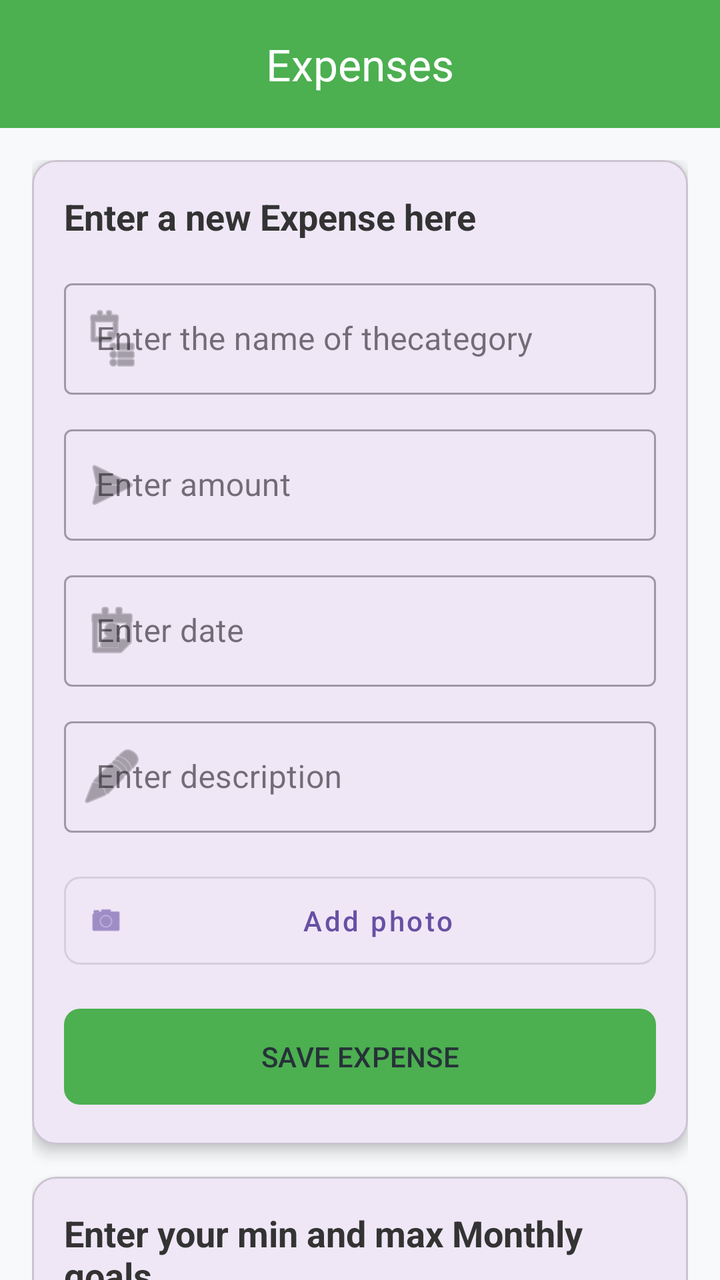
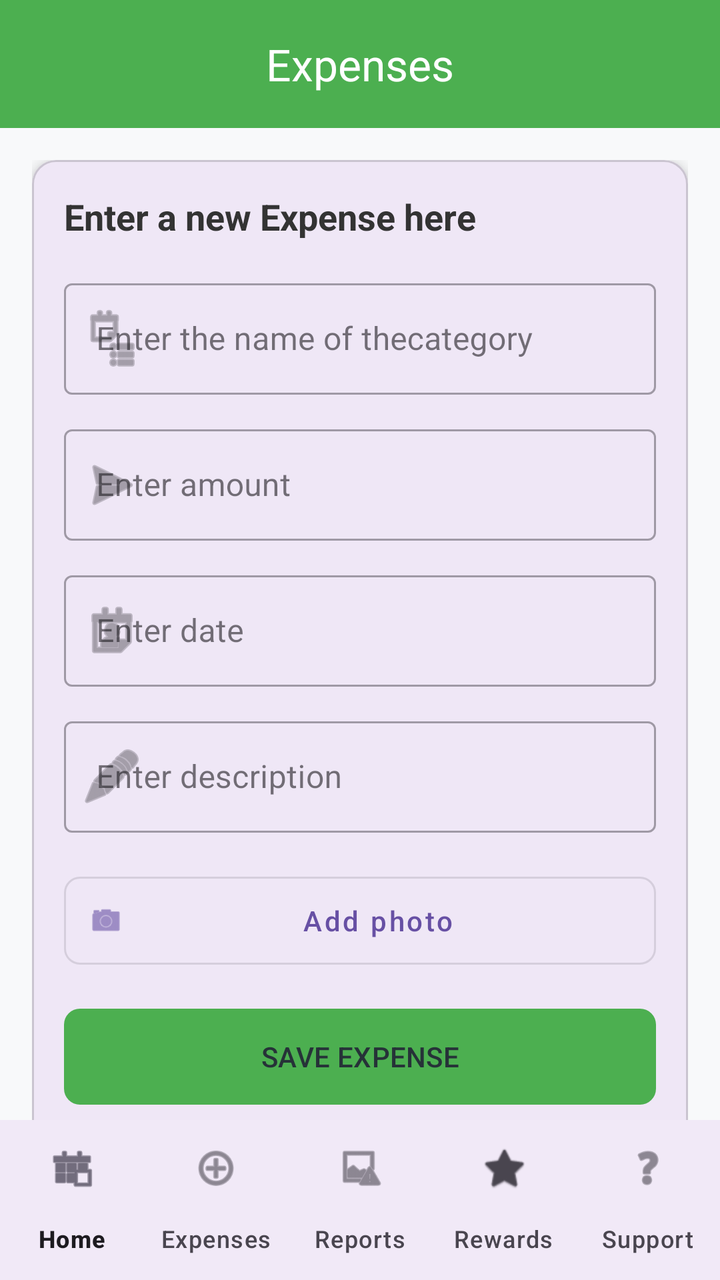

Compare the two renders of this Android layout. The source of the first and the diff that turns it into the second are given below.
<!-- AndroidManifest.xml: application theme Theme.PROG7313KTPBudgetingApp -->
<!-- res/layout/activity_expenses_page.xml -->
<?xml version="1.0" encoding="utf-8"?>
<androidx.coordinatorlayout.widget.CoordinatorLayout xmlns:android="http://schemas.android.com/apk/res/android"
    xmlns:app="http://schemas.android.com/apk/res-auto"
    xmlns:tools="http://schemas.android.com/tools"
    android:id="@+id/main"
    android:layout_width="match_parent"
    android:layout_height="match_parent"
    android:background="#F8F9FA"
    tools:context=".ExpensesPage">

    <com.google.android.material.appbar.AppBarLayout
        android:layout_width="match_parent"
        android:layout_height="wrap_content"
        android:theme="@style/ThemeOverlay.MaterialComponents.Dark.ActionBar">

        <com.google.android.material.appbar.MaterialToolbar
            android:id="@+id/toolbar"
            android:layout_width="match_parent"
            android:layout_height="?attr/actionBarSize"
            android:background="#4CAF50"
            app:title="Expenses"
            app:titleCentered="true"
            app:titleTextColor="#FFFFFF" />
    </com.google.android.material.appbar.AppBarLayout>

    <androidx.core.widget.NestedScrollView
        android:layout_width="match_parent"
        android:layout_height="match_parent"
        app:layout_behavior="@string/appbar_scrolling_view_behavior">

        <LinearLayout
            android:layout_width="match_parent"
            android:layout_height="wrap_content"
            android:orientation="vertical"
            android:padding="16dp">

            
            <com.google.android.material.card.MaterialCardView
                android:layout_width="match_parent"
                android:layout_height="wrap_content"
                android:layout_marginBottom="16dp"
                app:cardCornerRadius="12dp"
                app:cardElevation="4dp">

                <LinearLayout
                    android:layout_width="match_parent"
                    android:layout_height="wrap_content"
                    android:orientation="vertical"
                    android:padding="16dp">

                    <TextView
                        android:id="@+id/managingHeadText"
                        android:layout_width="wrap_content"
                        android:layout_height="wrap_content"
                        android:layout_marginBottom="16dp"
                        android:text="@string/enter_a_new_expense_here"
                        android:textColor="#333333"
                        android:textSize="18sp"
                        android:textStyle="bold" />

                    <com.google.android.material.textfield.TextInputLayout
                        style="@style/Widget.MaterialComponents.TextInputLayout.OutlinedBox"
                        android:layout_width="match_parent"
                        android:layout_height="wrap_content"
                        android:layout_marginBottom="12dp"
                        android:hint="@string/enter_the_name_of_thecategory"
                        app:startIconDrawable="@android:drawable/ic_menu_agenda">

                        <com.google.android.material.textfield.TextInputEditText
                            android:id="@+id/CategoryText"
                            android:layout_width="match_parent"
                            android:layout_height="wrap_content"
                            android:inputType="text"
                            tools:ignore="TextContrastCheck" />
                    </com.google.android.material.textfield.TextInputLayout>

                    <com.google.android.material.textfield.TextInputLayout
                        style="@style/Widget.MaterialComponents.TextInputLayout.OutlinedBox"
                        android:layout_width="match_parent"
                        android:layout_height="wrap_content"
                        android:layout_marginBottom="12dp"
                        android:hint="@string/enter_amount"
                        app:startIconDrawable="@android:drawable/ic_menu_send">

                        <com.google.android.material.textfield.TextInputEditText
                            android:id="@+id/AmountText"
                            android:layout_width="match_parent"
                            android:layout_height="wrap_content"
                            android:inputType="numberDecimal"
                            tools:ignore="TextContrastCheck" />
                    </com.google.android.material.textfield.TextInputLayout>

                    <com.google.android.material.textfield.TextInputLayout
                        style="@style/Widget.MaterialComponents.TextInputLayout.OutlinedBox"
                        android:layout_width="match_parent"
                        android:layout_height="wrap_content"
                        android:layout_marginBottom="12dp"
                        android:hint="@string/enter_date"
                        app:startIconDrawable="@android:drawable/ic_menu_my_calendar">

                        <com.google.android.material.textfield.TextInputEditText
                            android:id="@+id/DateText"
                            android:layout_width="match_parent"
                            android:layout_height="wrap_content"
                            android:focusable="false"
                            android:inputType="date"
                            tools:ignore="TextContrastCheck" />
                    </com.google.android.material.textfield.TextInputLayout>

                    <com.google.android.material.textfield.TextInputLayout
                        style="@style/Widget.MaterialComponents.TextInputLayout.OutlinedBox"
                        android:layout_width="match_parent"
                        android:layout_height="wrap_content"
                        android:layout_marginBottom="16dp"
                        android:hint="@string/enter_description"
                        app:startIconDrawable="@android:drawable/ic_menu_edit">

                        <com.google.android.material.textfield.TextInputEditText
                            android:id="@+id/DescipText"
                            android:layout_width="match_parent"
                            android:layout_height="wrap_content"
                            android:inputType="textLongMessage"
                            tools:ignore="TextContrastCheck" />
                    </com.google.android.material.textfield.TextInputLayout>

                    <com.google.android.material.button.MaterialButton
                        android:id="@+id/AddPhotobtn"
                        style="@style/Widget.MaterialComponents.Button.OutlinedButton.Icon"
                        android:layout_width="match_parent"
                        android:layout_height="56dp"
                        android:layout_marginBottom="12dp"
                        android:text="@string/add_photo"
                        android:textAllCaps="false"
                        app:cornerRadius="8dp"
                        app:icon="@android:drawable/ic_menu_camera" />

                    <com.google.android.material.button.MaterialButton
                        android:id="@+id/Savebtn"
                        android:layout_width="match_parent"
                        android:layout_height="56dp"
                        android:text="@string/save_expense"
                        android:textAllCaps="false"
                        android:textColor="#263238"
                        app:backgroundTint="#4CAF50"
                        app:cornerRadius="8dp" />

                </LinearLayout>
            </com.google.android.material.card.MaterialCardView>

            
            <com.google.android.material.card.MaterialCardView
                android:layout_width="match_parent"
                android:layout_height="wrap_content"
                android:layout_marginBottom="32dp"
                app:cardCornerRadius="12dp"
                app:cardElevation="4dp">

                <LinearLayout
                    android:layout_width="match_parent"
                    android:layout_height="wrap_content"
                    android:orientation="vertical"
                    android:padding="16dp">

                    <TextView
                        android:id="@+id/MonthlyGoalText"
                        android:layout_width="wrap_content"
                        android:layout_height="wrap_content"
                        android:layout_marginBottom="16dp"
                        android:text="@string/enter_your_min_and_max_monthly_goals"
                        android:textColor="#333333"
                        android:textSize="18sp"
                        android:textStyle="bold" />

                    <com.google.android.material.textfield.TextInputLayout
                        style="@style/Widget.MaterialComponents.TextInputLayout.OutlinedBox"
                        android:layout_width="match_parent"
                        android:layout_height="wrap_content"
                        android:layout_marginBottom="12dp"
                        android:hint="@string/enter_your_minimum_goal"
                        app:startIconDrawable="@android:drawable/ic_menu_sort_by_size">

                        <com.google.android.material.textfield.TextInputEditText
                            android:id="@+id/MinGoal"
                            android:layout_width="match_parent"
                            android:layout_height="wrap_content"
                            android:inputType="numberDecimal"
                            tools:ignore="TextContrastCheck" />
                    </com.google.android.material.textfield.TextInputLayout>

                    <com.google.android.material.textfield.TextInputLayout
                        style="@style/Widget.MaterialComponents.TextInputLayout.OutlinedBox"
                        android:layout_width="match_parent"
                        android:layout_height="wrap_content"
                        android:layout_marginBottom="16dp"
                        android:hint="@string/enter_your_maximum_goal"
                        app:startIconDrawable="@android:drawable/ic_menu_sort_alphabetically">

                        <com.google.android.material.textfield.TextInputEditText
                            android:id="@+id/MaxGoal"
                            android:layout_width="match_parent"
                            android:layout_height="wrap_content"
                            android:inputType="numberDecimal"
                            tools:ignore="TextContrastCheck" />
                    </com.google.android.material.textfield.TextInputLayout>

                    <com.google.android.material.button.MaterialButton
                        android:id="@+id/Savebtn2"
                        android:layout_width="match_parent"
                        android:layout_height="56dp"
                        android:text="@string/save_goal"
                        android:textAllCaps="false"
                        app:backgroundTint="#4CAF50"
                        app:cornerRadius="8dp" />

                </LinearLayout>
            </com.google.android.material.card.MaterialCardView>

        </LinearLayout>
    </androidx.core.widget.NestedScrollView>

</androidx.coordinatorlayout.widget.CoordinatorLayout>
<!-- resources referenced by this layout -->
<resources>
  <string name="add_photo">Add photo</string>
  <string name="enter_a_new_expense_here">Enter a new Expense here</string>
  <string name="enter_amount">Enter amount</string>
  <string name="enter_date">Enter date</string>
  <string name="enter_description">Enter description</string>
  <string name="enter_the_name_of_thecategory">Enter the name of thecategory</string>
  <string name="enter_your_maximum_goal">Enter your maximum goal</string>
  <string name="enter_your_min_and_max_monthly_goals">Enter your min and max Monthly goals</string>
  <string name="enter_your_minimum_goal">Enter your minimum goal</string>
  <string name="save_expense">SAVE EXPENSE</string>
  <string name="save_goal">SAVE GOAL</string>
  <style name="Theme.PROG7313KTPBudgetingApp" parent="Base.Theme.PROG7313KTPBudgetingApp" />
  <style name="Base.Theme.PROG7313KTPBudgetingApp" parent="Theme.Material3.DayNight.NoActionBar">
          
          
      </style>
</resources>

<!-- the commit's change to res/layout/activity_expenses_page.xml (unified diff, before → after) -->
@@ -6,7 +6,8 @@
     android:layout_width="match_parent"
     android:layout_height="match_parent"
     android:background="#F8F9FA"
-    tools:context=".ExpensesPage">
+    tools:context=".ExpensesPage"
+    tools:ignore="VisualLintSystemUi">
 
     <com.google.android.material.appbar.AppBarLayout
         android:layout_width="match_parent"
@@ -26,6 +27,8 @@
     <androidx.core.widget.NestedScrollView
         android:layout_width="match_parent"
         android:layout_height="match_parent"
+        android:clipToPadding="false"
+        android:paddingBottom="80dp"
         app:layout_behavior="@string/appbar_scrolling_view_behavior">
 
         <LinearLayout
@@ -218,4 +221,13 @@
         </LinearLayout>
     </androidx.core.widget.NestedScrollView>
 
+    <com.google.android.material.bottomnavigation.BottomNavigationView
+        android:id="@+id/bottom_navigation"
+        android:layout_width="match_parent"
+        android:layout_height="wrap_content"
+        android:layout_gravity="bottom"
+        android:background="?android:attr/windowBackground"
+        app:labelVisibilityMode="labeled"
+        app:menu="@menu/bottom_nav_menu" />
+
 </androidx.coordinatorlayout.widget.CoordinatorLayout>
